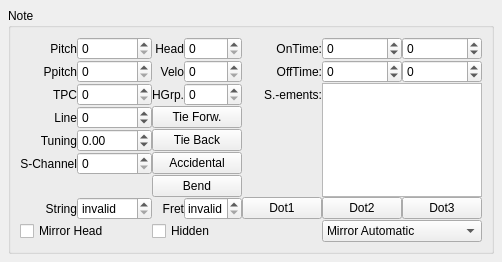
This is mscore/mscore/note.ui in musescore/musescore-old as Qt 5 draws it before an edit. The edited form follows.
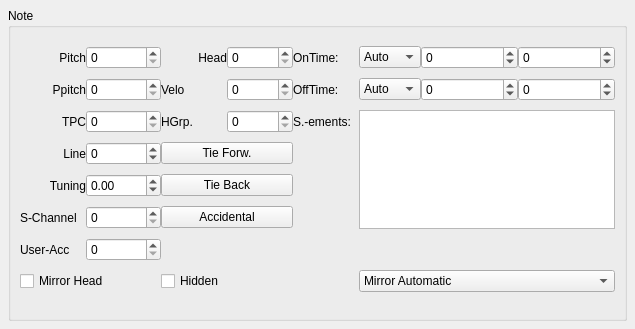
This is the edited form.

```diff
--- a/mscore/mscore/note.ui
+++ b/mscore/mscore/note.ui
@@ -6,8 +6,8 @@
    <rect>
     <x>0</x>
     <y>0</y>
-    <width>487</width>
-    <height>256</height>
+    <width>635</width>
+    <height>329</height>
    </rect>
   </property>
   <property name="windowTitle">
@@ -26,7 +26,7 @@
       <string notr="true" comment="do not translate">Note</string>
      </property>
      <property name="flat">
-      <bool>false</bool>
+      <bool>true</bool>
      </property>
      <layout class="QGridLayout">
       <property name="spacing">
@@ -103,9 +103,6 @@
         <property name="text">
          <string notr="true" comment="do not translate">HGrp.</string>
         </property>
-        <property name="alignment">
-         <set>Qt::AlignRight|Qt::AlignTrailing|Qt::AlignVCenter</set>
-        </property>
        </widget>
       </item>
       <item row="2" column="3">
@@ -168,7 +165,7 @@
         </property>
        </widget>
       </item>
-      <item row="8" column="0" colspan="2">
+      <item row="7" column="0" colspan="2">
        <widget class="QCheckBox" name="mirror">
         <property name="text">
          <string notr="true" comment="do not translate">Mirror Head</string>
@@ -180,9 +177,6 @@
         <property name="text">
          <string notr="true" comment="do not translate">S-Channel</string>
         </property>
-        <property name="alignment">
-         <set>Qt::AlignRight|Qt::AlignTrailing|Qt::AlignVCenter</set>
-        </property>
        </widget>
       </item>
       <item row="5" column="1">
@@ -195,6 +189,23 @@
         </property>
        </widget>
       </item>
+      <item row="6" column="0">
+       <widget class="QLabel" name="label_8">
+        <property name="text">
+         <string notr="true" comment="do not translate">User-Acc</string>
+        </property>
+       </widget>
+      </item>
+      <item row="6" column="1">
+       <widget class="QSpinBox" name="userAccidental">
+        <property name="sizePolicy">
+         <sizepolicy hsizetype="Preferred" vsizetype="Fixed">
+          <horstretch>0</horstretch>
+          <verstretch>0</verstretch>
+         </sizepolicy>
+        </property>
+       </widget>
+      </item>
       <item row="1" column="0">
        <widget class="QLabel" name="label_9">
         <property name="text">
@@ -223,9 +234,6 @@
         <property name="text">
          <string notr="true">Velo</string>
         </property>
-        <property name="alignment">
-         <set>Qt::AlignRight|Qt::AlignTrailing|Qt::AlignVCenter</set>
-        </property>
        </widget>
       </item>
       <item row="1" column="3">
@@ -240,8 +248,62 @@
         <property name="text">
          <string>OnTime:</string>
         </property>
-        <property name="alignment">
-         <set>Qt::AlignRight|Qt::AlignTrailing|Qt::AlignVCenter</set>
+       </widget>
+      </item>
+      <item row="0" column="5">
+       <widget class="QComboBox" name="onTimeType">
+        <property name="sizePolicy">
+         <sizepolicy hsizetype="Fixed" vsizetype="Fixed">
+          <horstretch>0</horstretch>
+          <verstretch>0</verstretch>
+         </sizepolicy>
+        </property>
+        <item>
+         <property name="text">
+          <string>Auto</string>
+         </property>
+        </item>
+        <item>
+         <property name="text">
+          <string>User</string>
+         </property>
+        </item>
+        <item>
+         <property name="text">
+          <string>Offset</string>
+         </property>
+        </item>
+       </widget>
+      </item>
+      <item row="0" column="6">
+       <widget class="QSpinBox" name="onTimeOffset">
+        <property name="sizePolicy">
+         <sizepolicy hsizetype="Preferred" vsizetype="Fixed">
+          <horstretch>0</horstretch>
+          <verstretch>0</verstretch>
+         </sizepolicy>
+        </property>
+        <property name="minimum">
+         <number>-999999</number>
+        </property>
+        <property name="maximum">
+         <number>999999</number>
+        </property>
+       </widget>
+      </item>
+      <item row="0" column="7">
+       <widget class="QSpinBox" name="onTimeUserOffset">
+        <property name="sizePolicy">
+         <sizepolicy hsizetype="Preferred" vsizetype="Fixed">
+          <horstretch>0</horstretch>
+          <verstretch>0</verstretch>
+         </sizepolicy>
+        </property>
+        <property name="minimum">
+         <number>-999999</number>
+        </property>
+        <property name="maximum">
+         <number>999999</number>
         </property>
        </widget>
       </item>
@@ -250,8 +312,62 @@
         <property name="text">
          <string>OffTime:</string>
         </property>
-        <property name="alignment">
-         <set>Qt::AlignRight|Qt::AlignTrailing|Qt::AlignVCenter</set>
+       </widget>
+      </item>
+      <item row="1" column="5">
+       <widget class="QComboBox" name="offTimeType">
+        <property name="sizePolicy">
+         <sizepolicy hsizetype="Fixed" vsizetype="Fixed">
+          <horstretch>0</horstretch>
+          <verstretch>0</verstretch>
+         </sizepolicy>
+        </property>
+        <item>
+         <property name="text">
+          <string>Auto</string>
+         </property>
+        </item>
+        <item>
+         <property name="text">
+          <string>User</string>
+         </property>
+        </item>
+        <item>
+         <property name="text">
+          <string>Offset</string>
+         </property>
+        </item>
+       </widget>
+      </item>
+      <item row="1" column="6">
+       <widget class="QSpinBox" name="offTimeOffset">
+        <property name="sizePolicy">
+         <sizepolicy hsizetype="Preferred" vsizetype="Fixed">
+          <horstretch>0</horstretch>
+          <verstretch>0</verstretch>
+         </sizepolicy>
+        </property>
+        <property name="minimum">
+         <number>-999999</number>
+        </property>
+        <property name="maximum">
+         <number>999999</number>
+        </property>
+       </widget>
+      </item>
+      <item row="1" column="7">
+       <widget class="QSpinBox" name="offTimeUserOffset">
+        <property name="sizePolicy">
+         <sizepolicy hsizetype="Preferred" vsizetype="Fixed">
+          <horstretch>0</horstretch>
+          <verstretch>0</verstretch>
+         </sizepolicy>
+        </property>
+        <property name="minimum">
+         <number>-999999</number>
+        </property>
+        <property name="maximum">
+         <number>999999</number>
         </property>
        </widget>
       </item>
@@ -260,15 +376,12 @@
         <property name="text">
          <string notr="true" comment="do not translate">S.-ements:</string>
         </property>
-        <property name="alignment">
-         <set>Qt::AlignRight|Qt::AlignTrailing|Qt::AlignVCenter</set>
-        </property>
        </widget>
       </item>
-      <item row="2" column="5" rowspan="5" colspan="2">
+      <item row="2" column="5" rowspan="4" colspan="3">
        <widget class="QListWidget" name="fingering"/>
       </item>
-      <item row="8" column="5" colspan="2">
+      <item row="7" column="5" colspan="3">
        <widget class="QComboBox" name="userMirror">
         <item>
          <property name="text">
@@ -287,7 +400,7 @@
         </item>
        </widget>
       </item>
-      <item row="8" column="2" colspan="2">
+      <item row="7" column="2" colspan="2">
        <widget class="QCheckBox" name="hidden">
         <property name="text">
          <string notr="true" comment="do not translate">Hidden</string>
@@ -320,144 +433,6 @@
         </property>
        </widget>
       </item>
-      <item row="7" column="0">
-       <widget class="QLabel" name="label_14">
-        <property name="text">
-         <string notr="true">String</string>
-        </property>
-        <property name="alignment">
-         <set>Qt::AlignRight|Qt::AlignTrailing|Qt::AlignVCenter</set>
-        </property>
-       </widget>
-      </item>
-      <item row="7" column="1">
-       <widget class="QSpinBox" name="string">
-        <property name="specialValueText">
-         <string>invalid</string>
-        </property>
-        <property name="minimum">
-         <number>-1</number>
-        </property>
-        <property name="value">
-         <number>-1</number>
-        </property>
-       </widget>
-      </item>
-      <item row="7" column="2">
-       <widget class="QLabel" name="label_15">
-        <property name="text">
-         <string notr="true">Fret</string>
-        </property>
-        <property name="alignment">
-         <set>Qt::AlignRight|Qt::AlignTrailing|Qt::AlignVCenter</set>
-        </property>
-       </widget>
-      </item>
-      <item row="7" column="3">
-       <widget class="QSpinBox" name="fret">
-        <property name="specialValueText">
-         <string>invalid</string>
-        </property>
-        <property name="minimum">
-         <number>-1</number>
-        </property>
-        <property name="value">
-         <number>-1</number>
-        </property>
-       </widget>
-      </item>
-      <item row="0" column="5">
-       <widget class="QSpinBox" name="onTimeOffset">
-        <property name="sizePolicy">
-         <sizepolicy hsizetype="Preferred" vsizetype="Fixed">
-          <horstretch>0</horstretch>
-          <verstretch>0</verstretch>
-         </sizepolicy>
-        </property>
-        <property name="minimum">
-         <number>-999999</number>
-        </property>
-        <property name="maximum">
-         <number>999999</number>
-        </property>
-       </widget>
-      </item>
-      <item row="1" column="5">
-       <widget class="QSpinBox" name="offTimeOffset">
-        <property name="sizePolicy">
-         <sizepolicy hsizetype="Preferred" vsizetype="Fixed">
-          <horstretch>0</horstretch>
-          <verstretch>0</verstretch>
-         </sizepolicy>
-        </property>
-        <property name="minimum">
-         <number>-999999</number>
-        </property>
-        <property name="maximum">
-         <number>999999</number>
-        </property>
-       </widget>
-      </item>
-      <item row="0" column="6">
-       <widget class="QSpinBox" name="onTimeUserOffset">
-        <property name="sizePolicy">
-         <sizepolicy hsizetype="Preferred" vsizetype="Fixed">
-          <horstretch>0</horstretch>
-          <verstretch>0</verstretch>
-         </sizepolicy>
-        </property>
-        <property name="minimum">
-         <number>-999999</number>
-        </property>
-        <property name="maximum">
-         <number>999999</number>
-        </property>
-       </widget>
-      </item>
-      <item row="1" column="6">
-       <widget class="QSpinBox" name="offTimeUserOffset">
-        <property name="sizePolicy">
-         <sizepolicy hsizetype="Preferred" vsizetype="Fixed">
-          <horstretch>0</horstretch>
-          <verstretch>0</verstretch>
-         </sizepolicy>
-        </property>
-        <property name="minimum">
-         <number>-999999</number>
-        </property>
-        <property name="maximum">
-         <number>999999</number>
-        </property>
-       </widget>
-      </item>
-      <item row="6" column="2" colspan="2">
-       <widget class="QPushButton" name="bend">
-        <property name="text">
-         <string notr="true" comment="do not translate">Bend</string>
-        </property>
-       </widget>
-      </item>
-      <item row="7" column="4">
-       <widget class="QPushButton" name="dot1">
-        <property name="text">
-         <string>Dot1</string>
-        </property>
-       </widget>
-      </item>
-      <item row="7" column="5">
-       <widget class="QPushButton" name="dot2">
-        <property name="text">
-         <string>Dot2</string>
-        </property>
-       </widget>
-      </item>
-      <item row="7" column="6">
-       <widget class="QPushButton" name="dot3">
-        <property name="text">
-         <string>Dot3</string>
-        </property>
-       </widget>
-      </item>
      </layout>
     </widget>
    </item>
```
Left out of the diff: 2 changed lines with no effect on the pictures.
